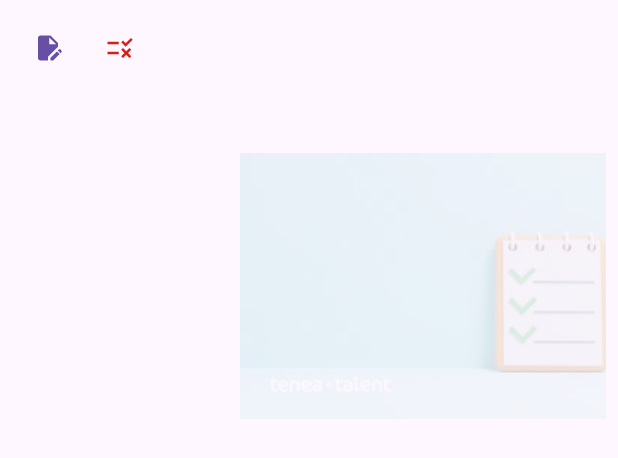
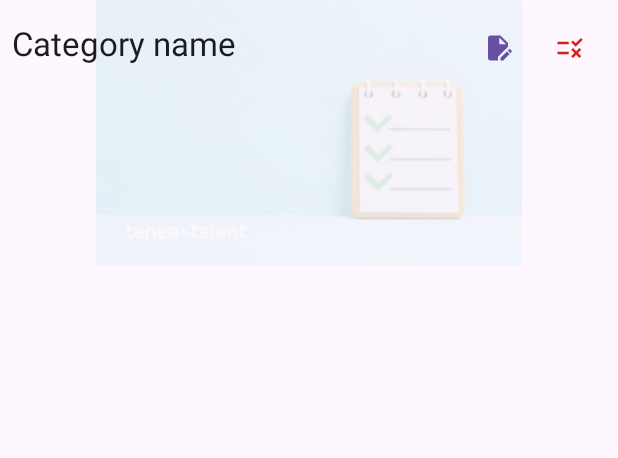
Before and after one commit to dannygob/ListaDeTareas, an Android app: the layout item_category.xml on its own in the app's theme, with its tools: preview values and no code run, on a phone screen of 412 x 824 dp. Shown: the top 458 px of the screen. Run offline under Robolectric (Android 15) with nearby library versions, the phone set to English and light mode, and no system bars.

Commit message:
fix the name task

```diff
--- a/app/src/main/java/com/example/listadetareas/activities/MainActivity.kt
+++ b/app/src/main/java/com/example/listadetareas/activities/MainActivity.kt
@@ -63,6 +63,11 @@ class MainActivity : AppCompatActivity() {
         binding.recyclerView.adapter = adapter
         binding.recyclerView.layoutManager = LinearLayoutManager(this)
 
+//        Esto e  para tener el reciclerview en horizontal
+//        binding.recyclerView.layoutManager = LinearLayoutManager(this, LinearLayoutManager.HORIZONTAL, false)
+
+
+
         binding.addCategoryButton.setOnClickListener {
             showCategoryDialog(Category(-1L, ""))
         }
--- a/app/src/main/res/layout/item_category.xml
+++ b/app/src/main/res/layout/item_category.xml
@@ -1,9 +1,22 @@
 <?xml version="1.0" encoding="utf-8"?>
-<LinearLayout xmlns:android="http://schemas.android.com/apk/res/android"
+<FrameLayout xmlns:android="http://schemas.android.com/apk/res/android"
     xmlns:app="http://schemas.android.com/apk/res-auto"
     android:orientation="horizontal"
     android:layout_width="match_parent"
+    android:layout_height="wrap_content">
+
+    <ImageView
+        android:layout_width="match_parent"
+        android:layout_height="match_parent"
+        android:src="?attr/watermark"
+        android:scaleType="center"
+        android:alpha="0.2"
+        />
+
+    <LinearLayout
+        android:layout_width="match_parent"
         android:layout_height="wrap_content"
+        android:orientation="horizontal"
         android:padding="8dp">
 
         <TextView
@@ -28,11 +41,8 @@
             android:layout_height="wrap_content"
             app:icon="@drawable/ic_delete"
             app:iconTint="@color/negative_red"/>
-    <ImageView
-        android:layout_width="match_parent"
-        android:layout_height="match_parent"
-        android:src="?attr/watermark"
-        android:scaleType="center"
-        android:alpha="0.2"/>
+
 
     </LinearLayout>
+
+</FrameLayout>
```
Also changed, not shown: app/src/main/res/layout/activity_main.xml (+7 -6 lines), app/src/main/res/layout/dialog_create_category.xml (+13 -11 lines), app/src/main/res/layout/item_task.xml (+23 -8 lines), 1 other file. Lines whose indentation alone changed are shown as unchanged.
